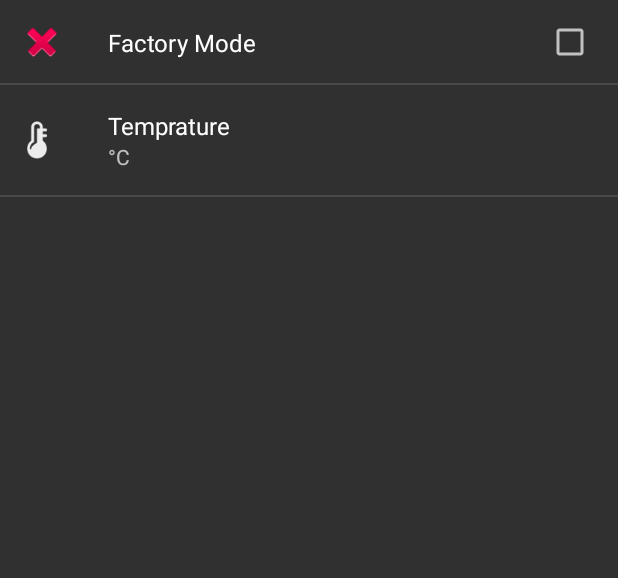
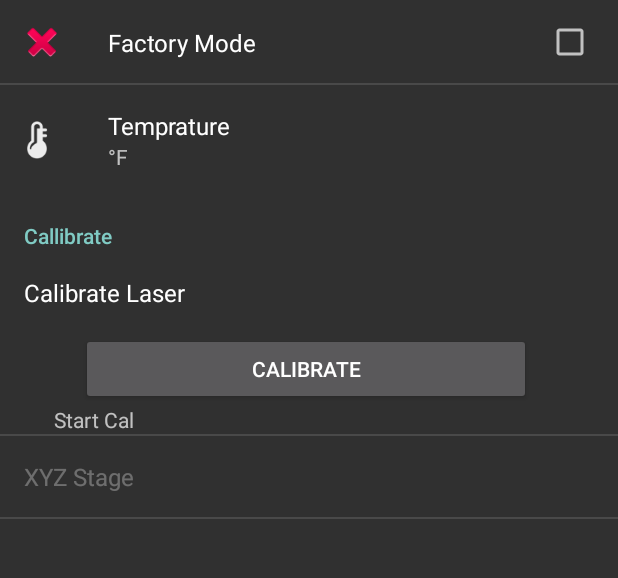
Before and after one commit to SciAps/AndroidMainSettings, an Android app: the screen it shows after launch (SettingsActivity), on a phone screen of 412 x 824 dp, the part 136-714 px from its top. Run offline under Robolectric (Android 15) with nearby library versions, the light colour scheme and no system bars; 2 statements that could not run were skipped.

Commit message:
added device status class

```diff
--- a/AndroidLibZMainSettings/mainSettingsApp/src/main/java/com/sciaps/android/libs/mainsettings/SettingsActivity.java
+++ b/AndroidLibZMainSettings/mainSettingsApp/src/main/java/com/sciaps/android/libs/mainsettings/SettingsActivity.java
@@ -5,21 +5,26 @@ import android.content.DialogInterface;
 import android.content.SharedPreferences;
 import android.os.Bundle;
 import android.preference.CheckBoxPreference;
+import android.preference.Preference;
 import android.preference.PreferenceActivity;
 import android.preference.PreferenceManager;
 import android.widget.EditText;
 import android.widget.Toast;
 
+import com.sciaps.android.libs.mainsettings.utils.HardwareStatus;
 import com.sciaps.android.libs.mainsettings.utils.LibzSettings;
+import com.sciaps.android.libs.mainsettings.utils.ProgressBarPref;
 
 public class SettingsActivity extends PreferenceActivity implements SharedPreferences.OnSharedPreferenceChangeListener {
     private static final String ACTION_PREFS_ONE = "One";
     private static final String FACTORY_MODE_PASSWORD ="123" ;
+    private static final int FAHRENHEIT = 0;
+    private static final int CELSIUS = 1;
+
 
     @Override
     public void onCreate(Bundle savedInstanceState) {
         super.onCreate(savedInstanceState);
-
 
         LibzSettings ls = new LibzSettings(getApplicationContext());
 
@@ -31,15 +36,12 @@ public class SettingsActivity extends PreferenceActivity implements SharedPrefer
 
         addPreferencesFromResource(R.xml.prefs);
 
-        ProgressBarPref prefBat = (ProgressBarPref) findPreference("pref_key_battery_lev");
-        prefBat.setProgress(99);
-        prefBat.setLabel("99%");
+        getHardwareStats();
 
-        ProgressBarPref prefArg = (ProgressBarPref) findPreference("pref_key_argon");
-        prefArg.setProgress(91);
-        prefArg.setLabel("91%");
 
-        CheckBoxPreference prefFact = (CheckBoxPreference) findPreference("pref_key_factory_md2");
+
+
+        CheckBoxPreference prefFact = (CheckBoxPreference) findPreference("pref_key_factory_md");
         if (prefFact.isChecked()) {
 
             prefFact.setIcon(R.drawable.ic_check);
@@ -48,6 +50,51 @@ public class SettingsActivity extends PreferenceActivity implements SharedPrefer
             prefFact.setIcon(android.R.drawable.ic_delete);
 
         }
+
+    }
+
+    private void getHardwareStats() {
+        HardwareStatus hs = new HardwareStatus();
+
+        SharedPreferences prefs = getPreferenceScreen().getSharedPreferences();
+
+        int temprature = 0;
+        try {
+            temprature = Integer.parseInt(prefs.getString("pref_key_temp", FAHRENHEIT+""));
+            String s = temprature==0?("°F " +hs.getTempF()):("°C " +hs.getTempC());
+
+            findPreference("pref_key_temp").setSummary(temprature == 0 ? "°F" : "°C");
+
+        } catch (NumberFormatException e) {
+            e.printStackTrace();
+        }
+
+        Preference statTemp = findPreference("stats_key_temp");
+
+        String s = temprature==0?("°F " +hs.getTempF()):("°C " +hs.getTempC());
+
+
+        statTemp.setSummary(s);
+
+
+
+        ProgressBarPref prefBat = (ProgressBarPref) findPreference("stats_key_battery_lev");
+        prefBat.setProgress(hs.getBatteryLevel());
+
+        findPreference("stats_key_battery_state") .setSummary(hs.getBatteryStatus());
+
+        prefBat.setLabel(hs.getBatteryLevel()+"%");
+
+        ProgressBarPref prefArg = (ProgressBarPref) findPreference("stats_key_argon");
+        prefArg.setProgress(hs.getArgonLevel());
+        prefArg.setLabel(hs.getArgonLevel()+"%");
+
+
+        int[] xyz =hs.getXYZStatus();
+        findPreference("stats_key_x").setSummary(xyz[0]+"");
+        findPreference("stats_key_y").setSummary(xyz[1]+"");
+        findPreference("stats_key_z").setSummary(xyz[2]+"");
+
 
     }
 
@@ -69,10 +116,10 @@ public class SettingsActivity extends PreferenceActivity implements SharedPrefer
     public void onSharedPreferenceChanged(SharedPreferences sharedPreferences, String key) {
 
 
-        if (key.equals("pref_key_factory_md2")) {
+        if (key.equals("pref_key_factory_md")) {
 
 
-                CheckBoxPreference prefFact = (CheckBoxPreference) findPreference("pref_key_factory_md2");
+                CheckBoxPreference prefFact = (CheckBoxPreference) findPreference("pref_key_factory_md");
 
                 if (prefFact.isChecked()) {
 
@@ -92,7 +139,32 @@ public class SettingsActivity extends PreferenceActivity implements SharedPrefer
                 }
 
 
+        }else if(key.equals("pref_key_temp")){
+            int temprature = 0;
+            HardwareStatus hs = new HardwareStatus();
+            try {
+                temprature = Integer.parseInt(sharedPreferences.getString(key, FAHRENHEIT+""));
+
+                String s = temprature==0?("°F " +hs.getTempF()):("°C " +hs.getTempC());
+
+                findPreference("pref_key_temp").setSummary(temprature == 0 ? "°F" : "°C");
+
+            } catch (NumberFormatException e) {
+                e.printStackTrace();
+            }
+
+            Preference statTemp = findPreference("stats_key_temp");
+
+            String s = temprature==0?("°F " +hs.getTempF()):("°C " +hs.getTempC());
+
+
+            statTemp.setSummary(s);
+
         }
+
+
+
+
         LibzSettings.writeSettingsXml();
     }
     private boolean changeFMPref = true;
@@ -114,7 +186,7 @@ public class SettingsActivity extends PreferenceActivity implements SharedPrefer
                 if (value.equals(FACTORY_MODE_PASSWORD)) {
                     changeFMPref = false;
 
-                    CheckBoxPreference prefFact = (CheckBoxPreference) findPreference("pref_key_factory_md2");
+                    CheckBoxPreference prefFact = (CheckBoxPreference) findPreference("pref_key_factory_md");
                     prefFact.setChecked(true);
 
                     prefFact.setIcon(R.drawable.ic_check);
--- /dev/null
+++ b/AndroidLibZMainSettings/mainSettingsApp/src/main/java/com/sciaps/android/libs/mainsettings/utils/ButtonPref.java
@@ -0,0 +1,83 @@
+package com.sciaps.android.libs.mainsettings.utils;
+
+import android.app.Service;
+import android.content.Context;
+import android.preference.Preference;
+import android.util.AttributeSet;
+import android.util.Log;
+import android.view.LayoutInflater;
+import android.view.View;
+import android.view.ViewGroup;
+import android.widget.Button;
+import android.widget.TextView;
+
+import com.sciaps.android.libs.mainsettings.R;
+
+/**
+ * Created by MonkeyFish on 1/17/14.
+ */
+public class ButtonPref extends Preference implements View.OnClickListener{
+
+    private static final String TAG = "CalibratePref";
+
+    public ButtonPref(Context context) {
+        super(context);
+    }
+    public ButtonPref(Context context, AttributeSet attrs) {
+        super(context, attrs);
+    }
+
+    public ButtonPref(Context context, AttributeSet attrs,
+                           int defStyle) {
+        super(context, attrs, defStyle);
+    }
+
+    private static Button mBtn;
+    private TextView mSummary;
+
+    private String lastSummary="Start Cal";
+
+    @Override
+    protected View onCreateView(ViewGroup parent) {
+
+        LayoutInflater li = (LayoutInflater) getContext().getSystemService(Service.LAYOUT_INFLATER_SERVICE);
+        View myLayout=li.inflate(R.layout.button_preference, null, false);
+
+        ((ViewGroup)myLayout.findViewById(R.id.preference_super_container)).addView(super.onCreateView(parent));
+
+        mBtn=(Button) myLayout.findViewById(R.id.btn_pref);
+        mBtn.setOnClickListener(this);
+
+        mSummary=(TextView) myLayout.findViewById(R.id.summary);
+
+        if (lastSummary!=null){
+            mSummary.setText(lastSummary);
+        }
+
+        return myLayout;
+    }
+
+
+
+    public void setSummery(String text){
+        if (mSummary!=null){
+
+            mSummary.setText(text);
+        } else {
+            lastSummary=text;
+        }
+    }
+//
+//    @Override
+//    protected void onClick() {
+//        super.onClick();
+//        Log.w(TAG,"Not Calibrating");
+//
+//    }
+
+    @Override
+    public void onClick(View view) {
+        //CALIBRATE
+        Log.w(TAG,"Calibrating");
+    }
+}
--- /dev/null
+++ b/AndroidLibZMainSettings/mainSettingsApp/src/main/java/com/sciaps/android/libs/mainsettings/utils/HardwareStatus.java
@@ -0,0 +1,41 @@
+package com.sciaps.android.libs.mainsettings.utils;
+
+/**
+ * Created by MonkeyFish on 1/17/14.
+ */
+public class HardwareStatus implements LibzHardwareStatus {
+
+
+
+    @Override
+    public int getBatteryLevel() {
+        return 22;
+    }
+
+    @Override
+    public String getBatteryStatus() {
+        return "Charging";
+    }
+
+    @Override
+    public int getArgonLevel() {
+        return 4;
+    }
+
+    @Override
+    public int[] getXYZStatus() {
+        int[] xyz = {33,13,66};
+        return xyz;
+    }
+
+    @Override
+    public int getTempF() {
+        return 79;
+    }
+
+    public int getTempC(){
+
+        return (getTempF()-32)*  5/9;
+
+    };
+}
--- a/AndroidLibZMainSettings/mainSettingsApp/src/main/java/com/sciaps/android/libs/mainsettings/utils/LibzHardwareStatus.java
+++ b/AndroidLibZMainSettings/mainSettingsApp/src/main/java/com/sciaps/android/libs/mainsettings/utils/LibzHardwareStatus.java
@@ -7,10 +7,12 @@ public interface LibzHardwareStatus {
 
     int getBatteryLevel();
 
+    String getBatteryStatus(); //charging not connected
+
     int getArgonLevel();
 
     int[] getXYZStatus();
 
-    int getTemp(boolean isFahrenheit);
+    int getTempF();
 
 }
--- a/AndroidLibZMainSettings/mainSettingsApp/src/main/java/com/sciaps/android/libs/mainsettings/ProgressBarPref.java
+++ b/AndroidLibZMainSettings/mainSettingsApp/src/main/java/com/sciaps/android/libs/mainsettings/utils/ProgressBarPref.java
@@ -1,4 +1,4 @@
-package com.sciaps.android.libs.mainsettings;
+package com.sciaps.android.libs.mainsettings.utils;
 
 import android.app.Service;
 import android.content.Context;
@@ -9,6 +9,8 @@ import android.view.View;
 import android.view.ViewGroup;
 import android.widget.ProgressBar;
 import android.widget.TextView;
+
+import com.sciaps.android.libs.mainsettings.R;
 
 /**
  * Created by MonkeyFish on 1/16/14.
--- /dev/null
+++ b/AndroidLibZMainSettings/mainSettingsApp/src/main/res/layout/button_preference.xml
@@ -0,0 +1,51 @@
+<?xml version="1.0" encoding="utf-8"?>
+<LinearLayout
+    xmlns:android="http://schemas.android.com/apk/res/android"
+    android:layout_width="match_parent"
+    android:layout_height="wrap_content"
+    android:minHeight="?android:attr/listPreferredItemHeight"
+    android:gravity="center_vertical"
+    android:paddingRight="?android:attr/scrollbarSize"
+    android:orientation="vertical"
+    >
+    <LinearLayout
+        android:id="@+id/preference_super_container"
+        android:layout_height="wrap_content"
+        android:layout_width="fill_parent"
+        android:orientation="vertical"
+        >
+
+        </LinearLayout>
+
+
+
+    <LinearLayout
+        android:layout_height="wrap_content"
+        android:layout_width="fill_parent"
+        android:paddingLeft="20sp"
+        android:paddingRight="20sp"
+        android:orientation="vertical"
+        >
+
+        <Button
+            android:id="@+id/btn_pref"
+            android:layout_width="300dp"
+            android:layout_height="wrap_content"
+            android:text="Calibrate"
+            android:layout_gravity="center_horizontal"/>
+        <TextView
+            android:layout_alignParentRight="true"
+            android:text="Some Small Text"
+            android:id="@+id/summary"
+            android:layout_height="wrap_content"
+            android:layout_width="wrap_content"
+            android:gravity="center"
+            android:layout_centerVertical="true"
+            android:paddingLeft="15sp"
+            android:textAppearance="?android:attr/textAppearanceSmall"
+            android:textColor="?android:attr/textColorSecondary"
+            android:maxLines="4"
+            />
+    </LinearLayout>
+
+</LinearLayout>
--- a/AndroidLibZMainSettings/mainSettingsApp/src/main/res/values/array.xml
+++ b/AndroidLibZMainSettings/mainSettingsApp/src/main/res/values/array.xml
@@ -2,11 +2,11 @@
 <resources>
 
     <string-array name="listTempArray">
+        <item>°F</item>
         <item>°C</item>
-        <item>°F</item>
     </string-array>
     <string-array name="listTempValues">
+        <item>0</item>
         <item>1</item>
-        <item>2</item>
     </string-array>
 </resources>
--- /dev/null
+++ b/AndroidLibZMainSettings/mainSettingsApp/src/main/res/values/colors.xml
@@ -0,0 +1,17 @@
+<resources>
+
+    <color name="black_overlay">#66000000</color>
+    <color name="black">#000000</color>
+    <color name="white">#ffffff</color>
+    <color name="L_Blue">#33b5e5</color>
+    <color name="Blue">#0099cc</color>
+    <color name="L_Green">#99cc00</color>
+    <color name="Green">#669900</color>
+    <color name="L_Red">#ff4444</color>
+    <color name="Red">#cc0000</color>
+    <color name="L_Orange">#ffbb33</color>
+    <color name="Orange">#ff8800</color>
+    <color name="L_Purple">#AA66CC</color>
+    <color name="Purple">#9933cc</color>
+
+</resources>
--- a/AndroidLibZMainSettings/mainSettingsApp/src/main/res/xml/prefs.xml
+++ b/AndroidLibZMainSettings/mainSettingsApp/src/main/res/xml/prefs.xml
@@ -9,9 +9,8 @@
             android:title="Argon"
 
             >
-            <com.sciaps.android.libs.mainsettings.ProgressBarPref
-                android:key="pref_key_argon"
-                android:summary="49%"
+            <com.sciaps.android.libs.mainsettings.utils.ProgressBarPref
+                android:key="stats_key_argon"
                 android:title="Argon Level"
                 android:icon="@drawable/ic_action_brightness_auto" />
         </PreferenceCategory>
@@ -22,31 +21,27 @@
             >
             <Preference
                 android:icon="@drawable/ic_action_battery"
-                android:key="pref_key_battery_stat"
-                android:summary="Charging"
+                android:key="stats_key_battery_state"
                 android:title="Battery Status" />
-
-
-            <com.sciaps.android.libs.mainsettings.ProgressBarPref
+            <com.sciaps.android.libs.mainsettings.utils.ProgressBarPref
                 android:icon="@drawable/ic_action_battery"
-
-                android:key="pref_key_battery_lev"
-                android:summary="42%"
+                android:key="stats_key_battery_lev"
                 android:title="Battery Level" />
         </PreferenceCategory>
         <Preference
+            android:key="stats_key_temp"
             android:icon="@drawable/ic_temp"
             android:summary="44"
-            android:title="°C Temp" />
+            android:title="Temp" />
 
     </PreferenceScreen>
     <PreferenceCategory
         android:title="Settings">
 
         <CheckBoxPreference
-            android:title="Factory Mode "
+            android:title="Factory Mode"
             android:icon="@android:drawable/ic_delete"
-            android:key="pref_key_factory_md2" />
+            android:key="pref_key_factory_md" />
 
 
         <ListPreference
@@ -58,7 +53,45 @@
             android:entryValues="@array/listTempValues"
             android:key="pref_key_temp" />
 
-    </PreferenceCategory>
 
 
+    </PreferenceCategory>
+    <PreferenceCategory
+        android:title="Callibrate">
+        <com.sciaps.android.libs.mainsettings.utils.ButtonPref
+            android:key="pref_key_btn_cal"
+            android:title="Calibrate Laser"
+            />
+
+
+    </PreferenceCategory>
+    <PreferenceScreen
+        android:title="XYZ Stage"
+        android:dependency="pref_key_factory_md"
+
+        android:persistent="false">
+    <PreferenceCategory
+        android:title="XYZ Stage"
+
+        >
+        <Preference
+            android:key="stats_key_x"
+            android:title="X" />
+        <Preference
+            android:key="stats_key_y"
+            android:title="Y" />
+        <Preference
+            android:key="stats_key_z"
+            android:title="Z" />
+    </PreferenceCategory>
+        <PreferenceCategory
+            android:title="Auto Adjust XYZ">
+            <com.sciaps.android.libs.mainsettings.utils.ButtonPref
+                android:key="xyz_key_btn_adj"
+                android:title="Adjust XYZ"
+                />
+
+
+        </PreferenceCategory>
+        </PreferenceScreen>
 </PreferenceScreen>
--- a/AndroidLibZMainSettings/mainSettingsApp/src/main/res/xml/prefs2.xml
+++ b/AndroidLibZMainSettings/mainSettingsApp/src/main/res/xml/prefs2.xml
@@ -11,7 +11,7 @@
         android:title="Argon"
 
         >
-        <com.sciaps.android.libs.mainsettings.ProgressBarPref
+        <com.sciaps.android.libs.mainsettings.utils.ProgressBarPref
             android:key="pref_key_argon"
             android:summary="49%"
             android:title="Argon Level"
@@ -30,7 +30,7 @@
             />
 
 
-        <com.sciaps.android.libs.mainsettings.ProgressBarPref
+        <com.sciaps.android.libs.mainsettings.utils.ProgressBarPref
             android:icon="@drawable/ic_action_battery"
 
             android:key="pref_key_battery_lev"
```
